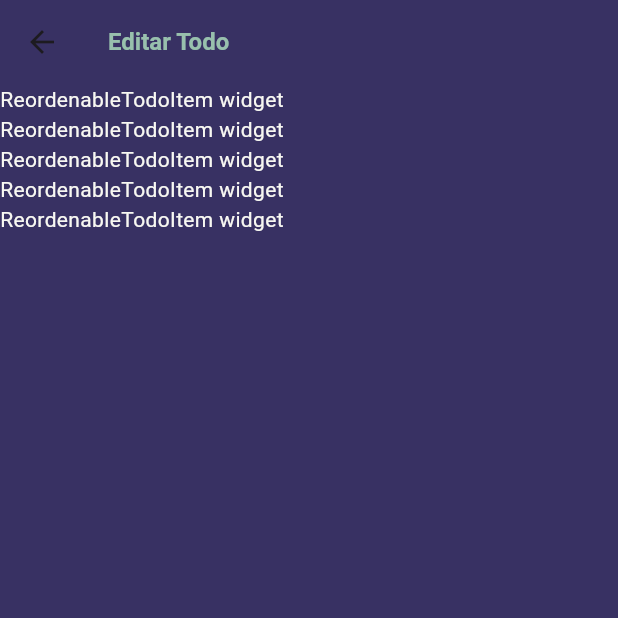
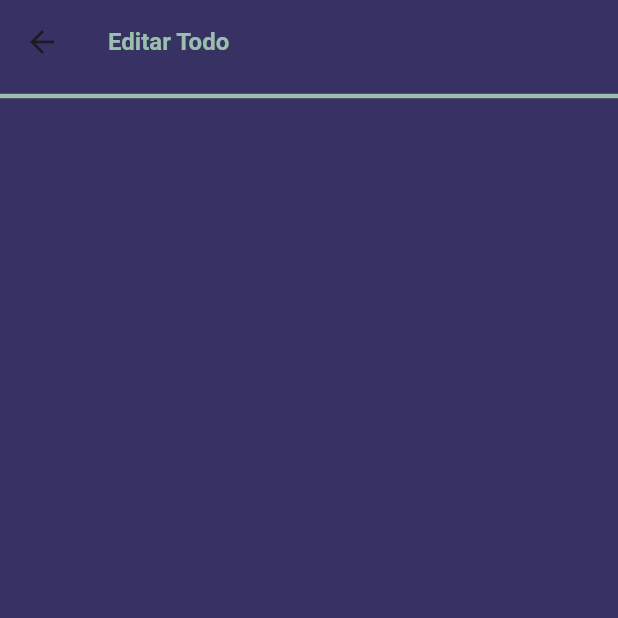
Before and after one commit to JoseYe628/productivity_app, a Flutter app: the EditTodoItemsScreen screen opened by its route, on a phone screen of 412 x 824 dp, the top half of it. Run offline on Flutter 3.47's test engine with Material 3 defaults, Android fonts, the phone set to English and light mode, and no system bars; our stand-ins replace flutter_bloc, isar; accounts and stored records are empty; generated files the repository leaves out were written again.

Commit message:
Provider de TodoItem y Edit todo screen

```diff
--- a/lib/main.dart
+++ b/lib/main.dart
@@ -12,7 +12,7 @@ void main() async {
   runApp(
     MultiProvider(
       providers: [
-        Provider<TodoItemDatabase>(create: (_) => TodoItemDatabase()),
+        ChangeNotifierProvider<TodoItemDatabase>(create: (_) => TodoItemDatabase()),
       ],
       child: const MyApp(),
     )
--- a/lib/screens/edit_todo/edit_todo_items_screent.dart
+++ b/lib/screens/edit_todo/edit_todo_items_screent.dart
@@ -1,5 +1,7 @@
 
 import 'package:flutter/material.dart';
+import 'package:productivity_app/database/databases.dart';
+import 'package:provider/provider.dart';
 import 'package:productivity_app/screens/edit_todo/widgets/reordenable_todo_item.dart';
 
 class EditTodoItemsScreen extends StatelessWidget {
@@ -7,19 +9,43 @@ class EditTodoItemsScreen extends StatelessWidget {
 
   @override
   Widget build(BuildContext context){
+
+  final todo_items_database = context.watch<TodoItemDatabase>();
+  final todo_items = todo_items_database.currentTodoItems;
+
     return Scaffold(
       appBar: AppBar(
         title: Text("Editar Todo"),
       ),
-      body: Container(
-        child: ReorderableListView.builder(
-          itemCount: 5,
-          itemBuilder: (context, val){
-            return ReordenableTodoItem(key: Key("$val"),);
-          },
-          onReorder: (prev, sig){},
-        ),
+      body: Column(
+        children: [
+          _Header(),
+          ReorderableListView.builder(
+            shrinkWrap: true,
+            itemCount: todo_items.length,
+            itemBuilder: (context, val){
+              return ReordenableTodoItem(key: Key("$val"),);
+            },
+            onReorder: (prev, sig){},
+          ),
+        ],
       )
     );
   }
 }
+
+class _Header extends StatelessWidget {
+  const _Header({super.key});
+
+  @override
+  Widget build(BuildContext context){
+    return Column(
+      children: [
+        Row(
+          children: [],
+        ),
+        Divider(),
+      ],
+    );
+  }
+}
```
